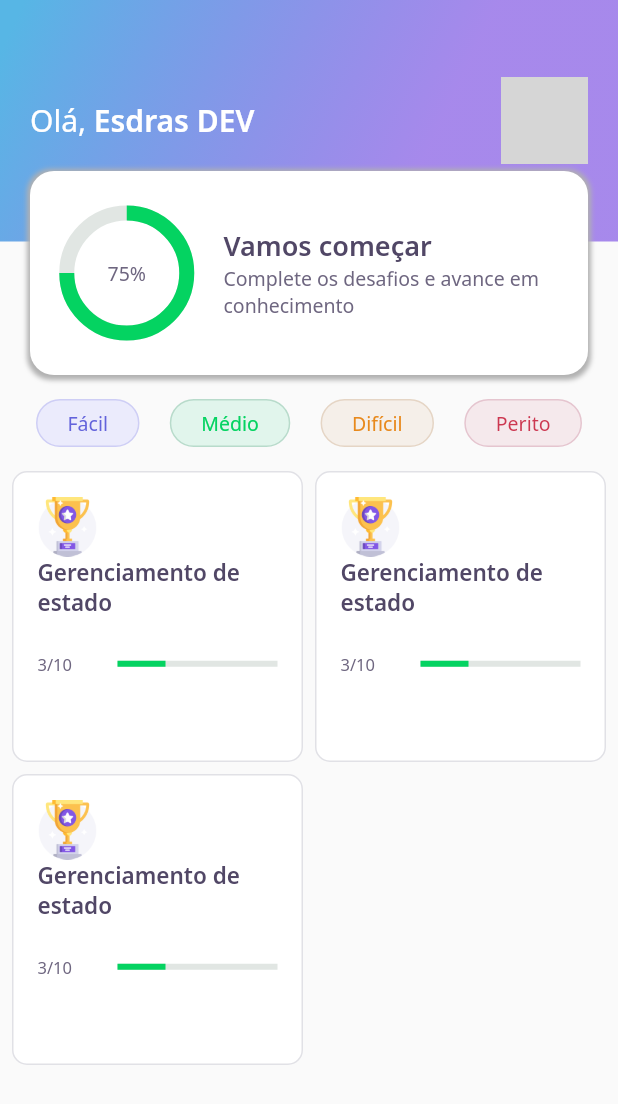
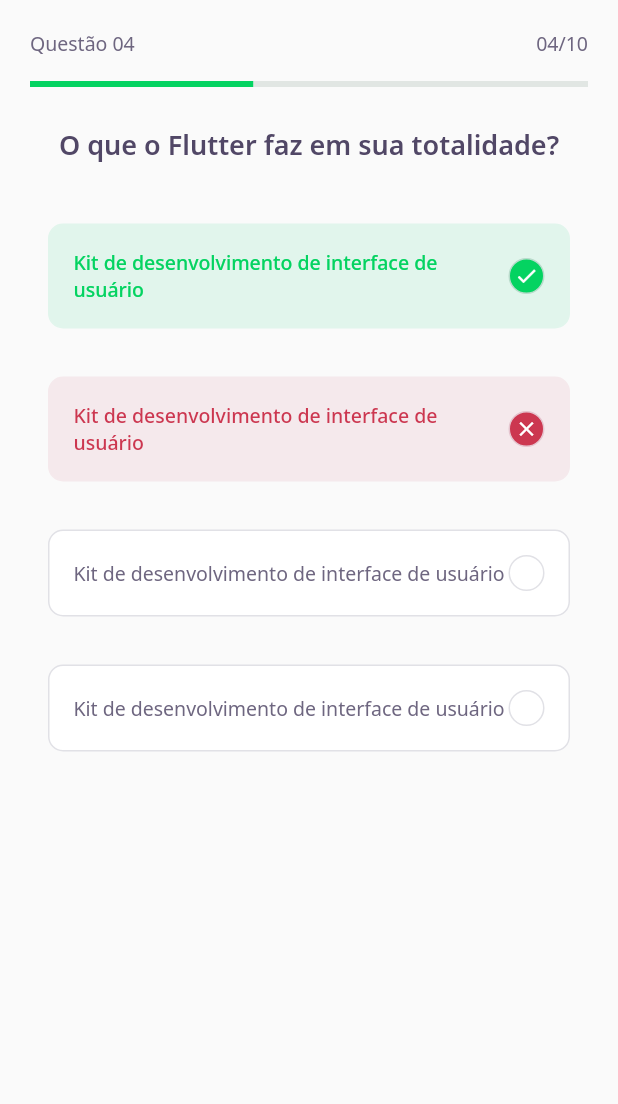
Before and after one commit to BZR4/new_quiz_dev, a Flutter app: the screen it shows after launch, on a phone screen of 412 x 824 dp. Shown: the top 1104 px of the screen. Run offline on Flutter 3.47's test engine with Material 2 defaults, Android fonts, the phone set to English and light mode, and no system bars; our stand-ins replace google_fonts; grey boxes are pictures that could not be loaded.

Commit message:
NLW - 5: Trilha Flutter - Aula 02

```diff
--- a/lib/core/app_widget.dart
+++ b/lib/core/app_widget.dart
@@ -1,3 +1,5 @@
+import 'package:nlw_quiz_dev/pages/challenge/challenge_page.dart';
+import 'package:nlw_quiz_dev/pages/challenge/widgets/question_indicator/question_indicator_widget.dart';
 import 'package:nlw_quiz_dev/pages/home/home_page.dart';
 import 'package:flutter/material.dart';
 
@@ -6,7 +8,7 @@
   Widget build(BuildContext context) {
     return MaterialApp(
       // title: "DevQuiz",
-      home: HomePage(),
+      home: ChallengePage(),
     );
   }
 }
--- a/lib/pages/challenge/challenge_page.dart
+++ b/lib/pages/challenge/challenge_page.dart
@@ -1,4 +1,6 @@
 import 'package:flutter/material.dart';
+import 'package:nlw_quiz_dev/pages/challenge/widgets/question_indicator/question_indicator_widget.dart';
+import 'package:nlw_quiz_dev/pages/challenge/widgets/quiz/quiz_widget.dart';
 
 class ChallengePage extends StatefulWidget {
   //Construtor aqui...
@@ -10,6 +12,18 @@
 class _ChallengePageState extends State<ChallengePage> {
   @override
   Widget build(BuildContext context) {
-    return Scaffold();
+    return Scaffold(
+      appBar: PreferredSize(
+        preferredSize: Size.fromHeight(80),
+        child: SafeArea(
+          child: QuestionIndicatorWidget(),
+        ),
+      ),
+      body: Column(
+        children: [
+          QuizWidget(title: 'O que o Flutter faz em sua totalidade?'),
+        ],
+      ),
+    );
   }
 }
--- /dev/null
+++ b/lib/pages/challenge/widgets/answer/answer_widget.dart
@@ -0,0 +1,83 @@
+import 'package:flutter/material.dart';
+import 'package:nlw_quiz_dev/core/core.dart';
+
+class AnswerWidget extends StatelessWidget {
+  final String title;
+  final bool isRight;
+  final bool isSelected;
+
+  const AnswerWidget(
+      {Key? key,
+      required this.title,
+      this.isRight = false,
+      this.isSelected = false})
+      : super(key: key);
+
+  Color get _selectedColorRight =>
+      isRight ? AppColors.darkGreen : AppColors.darkRed;
+
+  Color get _selectedBorderRight =>
+      isRight ? AppColors.lightGreen : AppColors.lightRed;
+
+  Color get _selectedColorCardRight =>
+      isRight ? AppColors.lightGreen : AppColors.lightRed;
+
+  Color get _selectedBorderCardRight =>
+      isRight ? AppColors.green : AppColors.red;
+
+  TextStyle get _selectedTextStyleRight =>
+      isRight ? AppTextStyles.bodyDarkGreen : AppTextStyles.bodyDarkRed;
+
+  IconData get _selectedIconRight => isRight ? Icons.check : Icons.close;
+
+  @override
+  Widget build(BuildContext context) {
+    return Padding(
+      padding: const EdgeInsets.all(16.0),
+      child: Container(
+        padding: EdgeInsets.all(16),
+        decoration: BoxDecoration(
+          color: isSelected ? _selectedColorCardRight : AppColors.white,
+          borderRadius: BorderRadius.circular(10),
+          border: Border.fromBorderSide(
+            BorderSide(
+                color: isSelected ? _selectedBorderRight : AppColors.border),
+          ),
+        ),
+        child: Row(
+          mainAxisAlignment: MainAxisAlignment.spaceBetween,
+          children: [
+            Expanded(
+              child: Text(
+                title,
+                style:
+                    isSelected ? _selectedTextStyleRight : AppTextStyles.body,
+              ),
+            ),
+            Container(
+              width: 24,
+              height: 24,
+              decoration: BoxDecoration(
+                color: isSelected ? _selectedColorRight : AppColors.white,
+                borderRadius: BorderRadius.circular(500),
+                border: Border.fromBorderSide(
+                  BorderSide(
+                      color: isSelected
+                          ? _selectedBorderCardRight
+                          : AppColors.border),
+                ),
+              ),
+              child: isSelected
+                  ? Icon(
+                      _selectedIconRight,
+                      size: 16,
+                      color: AppColors.white,
+                    )
+                  : null,
+            )
+          ],
+        ),
+      ),
+    );
+  }
+}
--- /dev/null
+++ b/lib/pages/challenge/widgets/progress_indicator/progress_indicator_widget.dart
@@ -0,0 +1,18 @@
+import 'package:flutter/material.dart';
+import 'package:nlw_quiz_dev/core/core.dart';
+
+class ProgressIndicatorWidget extends StatelessWidget {
+  const ProgressIndicatorWidget({Key? key, required this.value})
+      : super(key: key);
+
+  final double value;
+
+  @override
+  Widget build(BuildContext context) {
+    return LinearProgressIndicator(
+      value: value,
+      backgroundColor: AppColors.chartSecondary,
+      valueColor: AlwaysStoppedAnimation<Color>(AppColors.chartPrimary),
+    );
+  }
+}
--- a/lib/pages/challenge/widgets/question_indicator/question_indicator_widget.dart
+++ b/lib/pages/challenge/widgets/question_indicator/question_indicator_widget.dart
@@ -0,0 +1,33 @@
+import 'package:flutter/material.dart';
+import 'package:nlw_quiz_dev/core/core.dart';
+import 'package:nlw_quiz_dev/pages/challenge/widgets/progress_indicator/progress_indicator_widget.dart';
+
+class QuestionIndicatorWidget extends StatelessWidget {
+  @override
+  Widget build(BuildContext context) {
+    return Container(
+      padding: EdgeInsets.symmetric(horizontal: 20, vertical: 20),
+      child: Column(
+        children: [
+          Row(
+            mainAxisAlignment: MainAxisAlignment.spaceBetween,
+            children: [
+              Text(
+                'Questão 04',
+                style: AppTextStyles.body,
+              ),
+              Text(
+                '04/10',
+                style: AppTextStyles.body,
+              ),
+            ],
+          ),
+          SizedBox(
+            height: 16,
+          ),
+          ProgressIndicatorWidget(value: 0.4),
+        ],
+      ),
+    );
+  }
+}
--- /dev/null
+++ b/lib/pages/challenge/widgets/quiz/quiz_widget.dart
@@ -0,0 +1,39 @@
+import 'package:flutter/material.dart';
+import 'package:nlw_quiz_dev/core/core.dart';
+import 'package:nlw_quiz_dev/pages/challenge/widgets/answer/answer_widget.dart';
+
+class QuizWidget extends StatelessWidget {
+  final String title;
+  const QuizWidget({Key? key, required this.title}) : super(key: key);
+
+  @override
+  Widget build(BuildContext context) {
+    return Container(
+      padding: EdgeInsets.symmetric(horizontal: 16, vertical: 4),
+      child: Column(
+        children: [
+          Text(
+            title,
+            style: AppTextStyles.heading,
+          ),
+          SizedBox(
+            height: 24,
+          ),
+          AnswerWidget(
+              isSelected: true,
+              isRight: true,
+              title: 'Kit de desenvolvimento de interface de usuário'),
+          AnswerWidget(
+              isSelected: true,
+              isRight: false,
+              title: 'Kit de desenvolvimento de interface de usuário'),
+          AnswerWidget(
+              isSelected: false,
+              isRight: true,
+              title: 'Kit de desenvolvimento de interface de usuário'),
+          AnswerWidget(title: 'Kit de desenvolvimento de interface de usuário'),
+        ],
+      ),
+    );
+  }
+}
--- a/lib/pages/home/widgets/card/score_card_widget.dart
+++ b/lib/pages/home/widgets/card/score_card_widget.dart
@@ -10,32 +10,24 @@
     return Padding(
       padding: const EdgeInsets.only(left: 20, right: 20),
       child: Container(
+        padding: EdgeInsets.symmetric(horizontal: 16),
         height: 136,
         decoration: BoxDecoration(
           color: AppColors.white,
           borderRadius: BorderRadius.circular(16),
-          boxShadow: [
-            BoxShadow(
-              offset: Offset(0, 1),
-              blurRadius: 2,
-              spreadRadius: 2,
-              color: Color(0xFFB1B1B1),
         ),
-          ],
-        ),
-        child: Padding(
-          padding: const EdgeInsets.symmetric(horizontal: 24.0),
         child: Row(
           crossAxisAlignment: CrossAxisAlignment.center,
+          mainAxisAlignment: MainAxisAlignment.start,
           children: [
             Expanded(
-                flex: 1,
+              flex: 2,
               child: ChartWidget(),
             ),
             Expanded(
-                flex: 3,
+              flex: 4,
               child: Padding(
-                  padding: const EdgeInsets.only(left: 24.0),
+                padding: const EdgeInsets.only(left: 16.0),
                 child: Column(
                   mainAxisAlignment: MainAxisAlignment.center,
                   crossAxisAlignment: CrossAxisAlignment.start,
@@ -55,7 +47,6 @@
           ],
         ),
       ),
-      ),
     );
   }
 }
--- a/lib/pages/home/widgets/chart/chart_widget.dart
+++ b/lib/pages/home/widgets/chart/chart_widget.dart
@@ -27,7 +27,7 @@
           Center(
             child: Text(
               '75%',
-              style: AppTextStyles.body,
+              style: AppTextStyles.heading,
             ),
           ),
         ],
```
Also changed, not shown: lib/pages/splash/splash_page.dart (renamed from lib/splash/splash_page.dart). Lines whose indentation alone changed are shown as unchanged.
